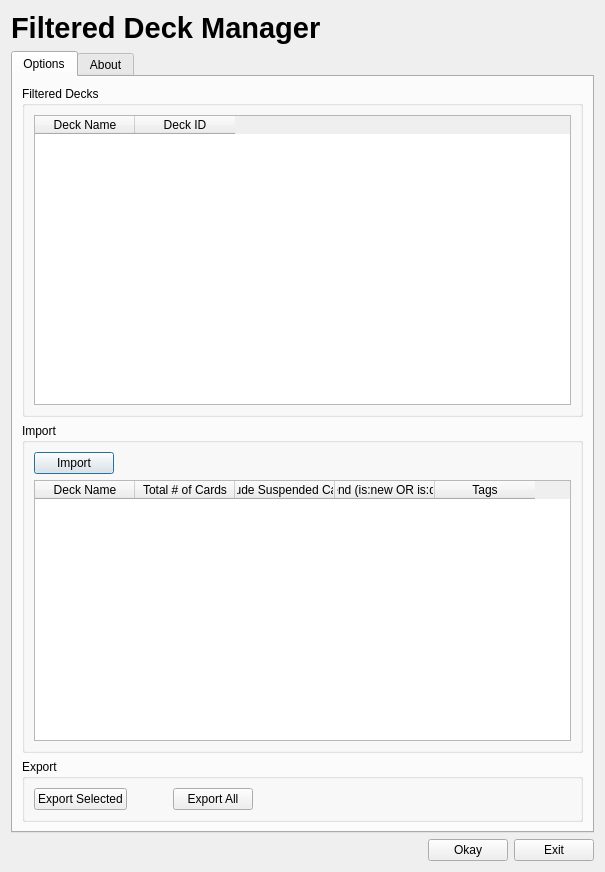
arvinddraffen/FilteredDeckManagerPlugin, file FilteredDeckManager/Designer/form.ui: the form before one commit.
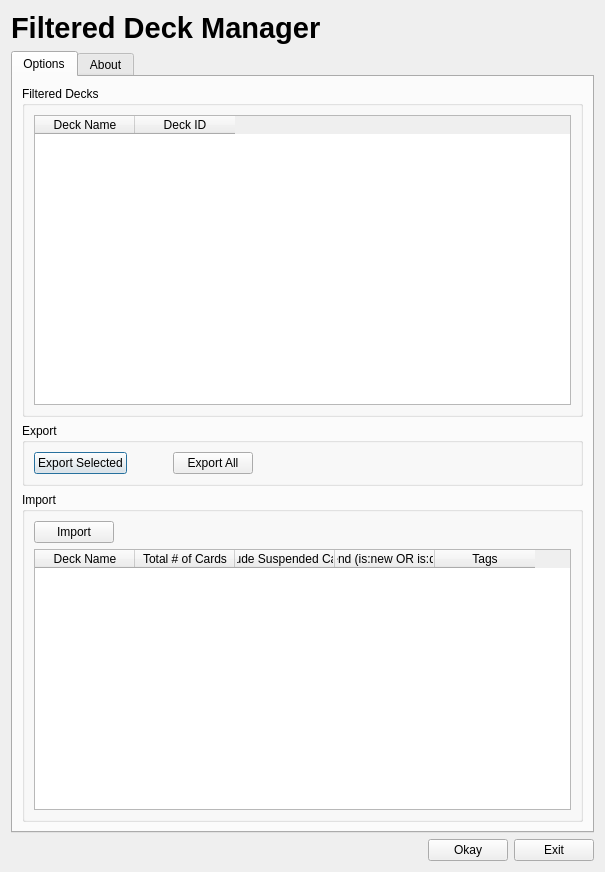
The form after the commit.

Commit message: Switch order of import and export groupboxes in UI.

What changed in the file:
```diff
--- a/FilteredDeckManager/Designer/form.ui
+++ b/FilteredDeckManager/Designer/form.ui
@@ -66,6 +66,59 @@
          </layout>
         </widget>
        </item>
+       <item>
+        <widget class="QGroupBox" name="groupBoxExport">
+         <property name="title">
+          <string>Export</string>
+         </property>
+         <layout class="QHBoxLayout" name="horizontalLayout_5">
+          <item>
+           <layout class="QHBoxLayout" name="groupBoxExportLayout" stretch="0,0,0,4">
+            <item>
+             <widget class="QPushButton" name="buttonExportSelected">
+              <property name="text">
+               <string>Export Selected</string>
+              </property>
+             </widget>
+            </item>
+            <item>
+             <spacer name="groupBoxExportSpacer1">
+              <property name="orientation">
+               <enum>Qt::Horizontal</enum>
+              </property>
+              <property name="sizeHint" stdset="0">
+               <size>
+                <width>40</width>
+                <height>20</height>
+               </size>
+              </property>
+             </spacer>
+            </item>
+            <item>
+             <widget class="QPushButton" name="pushButtonExportAll">
+              <property name="text">
+               <string>Export All</string>
+              </property>
+             </widget>
+            </item>
+            <item>
+             <spacer name="groupBoxExportSpacer2">
+              <property name="orientation">
+               <enum>Qt::Horizontal</enum>
+              </property>
+              <property name="sizeHint" stdset="0">
+               <size>
+                <width>40</width>
+                <height>20</height>
+               </size>
+              </property>
+             </spacer>
+            </item>
+           </layout>
+          </item>
+         </layout>
+        </widget>
+       </item>
        <item>
         <widget class="QGroupBox" name="groupBoxImport">
          <property name="title">
@@ -128,59 +181,6 @@
          </layout>
         </widget>
        </item>
-       <item>
-        <widget class="QGroupBox" name="groupBoxExport">
-         <property name="title">
-          <string>Export</string>
-         </property>
-         <layout class="QHBoxLayout" name="horizontalLayout_5">
-          <item>
-           <layout class="QHBoxLayout" name="groupBoxExportLayout" stretch="0,0,0,4">
-            <item>
-             <widget class="QPushButton" name="buttonExportSelected">
-              <property name="text">
-               <string>Export Selected</string>
-              </property>
-             </widget>
-            </item>
-            <item>
-             <spacer name="groupBoxExportSpacer1">
-              <property name="orientation">
-               <enum>Qt::Horizontal</enum>
-              </property>
-              <property name="sizeHint" stdset="0">
-               <size>
-                <width>40</width>
-                <height>20</height>
-               </size>
-              </property>
-             </spacer>
-            </item>
-            <item>
-             <widget class="QPushButton" name="pushButtonExportAll">
-              <property name="text">
-               <string>Export All</string>
-              </property>
-             </widget>
-            </item>
-            <item>
-             <spacer name="groupBoxExportSpacer2">
-              <property name="orientation">
-               <enum>Qt::Horizontal</enum>
-              </property>
-              <property name="sizeHint" stdset="0">
-               <size>
-                <width>40</width>
-                <height>20</height>
-               </size>
-              </property>
-             </spacer>
-            </item>
-           </layout>
-          </item>
-         </layout>
-        </widget>
-       </item>
       </layout>
      </widget>
      <widget class="QWidget" name="tabAbout">
```
The commit also changes 1 other file.
